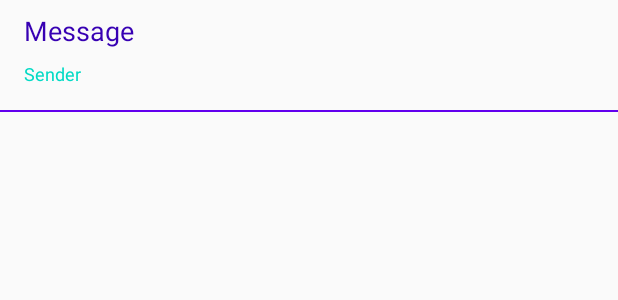
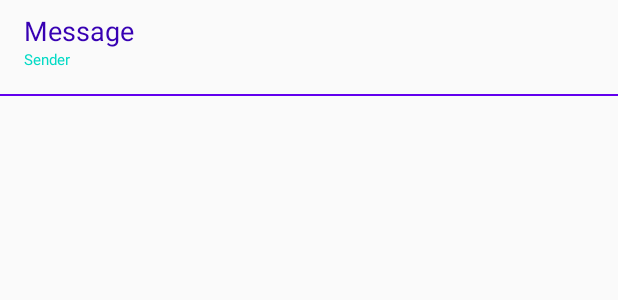
Before and after one commit to cicelcup/Learning_Udacity_Firebase, an Android app: the layout item_message.xml on its own in the app's theme, with its tools: preview values and no code run, on a phone screen of 412 x 824 dp. Shown: the top 300 px of the screen. Run offline under Robolectric (Android 15) with nearby library versions, the phone set to English and light mode, and no system bars.

Commit message:
Fix item layout

```diff
--- a/app/src/main/res/layout/item_message.xml
+++ b/app/src/main/res/layout/item_message.xml
@@ -33,12 +33,12 @@
             android:layout_width="wrap_content"
             android:layout_height="wrap_content"
             android:layout_marginStart="16dp"
-            android:layout_marginTop="8dp"
-            android:textSize="12sp"
+            android:text="@{item.sender}"
             android:textColor="@color/colorAccent"
-            android:text="@{item.sender}"
+            android:textSize="10sp"
             app:layout_constraintStart_toStartOf="parent"
             app:layout_constraintTop_toBottomOf="@id/itemMessage"
+            tools:ignore="SmallSp"
             tools:text="@string/item_sender" />
 
         <ImageView
```
